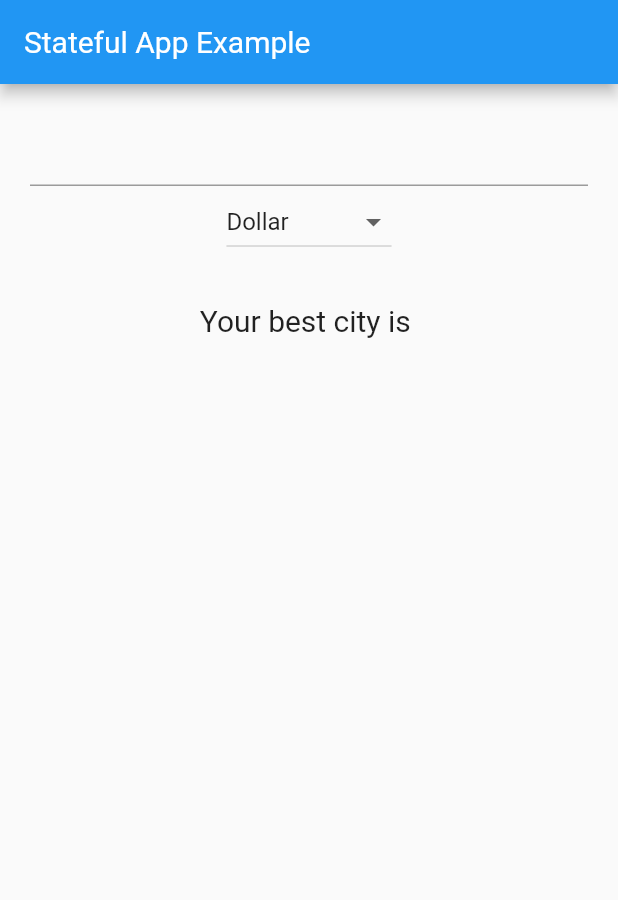
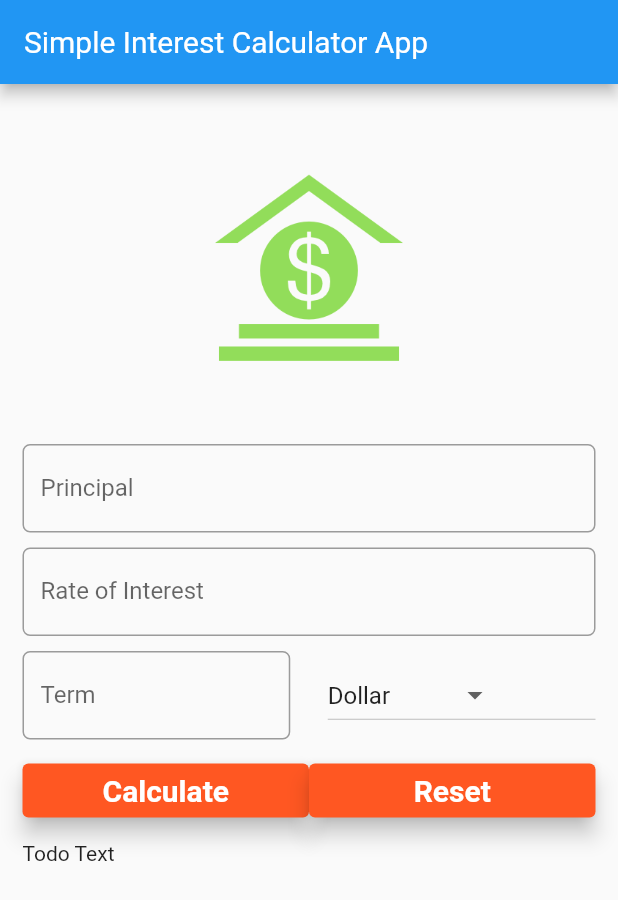
Before and after one commit to minhbka/flutter_tutorial, a Flutter app: the screen it shows after launch, on a phone screen of 412 x 824 dp. Shown: the top 900 px of the screen. Run offline on Flutter 3.47's test engine with Material 2 defaults, Android fonts, the phone set to English and light mode, and no system bars.

Commit message:
Design UI

```diff
--- a/lib/main.dart
+++ b/lib/main.dart
@@ -3,72 +3,155 @@ void main(){
   runApp(
     MaterialApp(
       debugShowCheckedModeBanner: false,
-      title: 'Stateful App Example',
-      home: FavoriteCity(),
+      title: 'Simple Interest Calculator App',
+      home: SIForm(),
     )
   );
 }
 
-class FavoriteCity extends StatefulWidget{
+class SIForm extends StatefulWidget{
   @override
   State<StatefulWidget> createState() {
-    return _FavoriteCityState();
+    return _SIFormState();
   }
+
 }
 
-class _FavoriteCityState extends State<FavoriteCity>{
-  String nameCity ="";
+class _SIFormState extends State<SIForm>{
   var _currencies = ['Dollar', "Pound", "Korean Won", "VND"];
   var _currentItemSelected = "Dollar";
+  final _minimumPadding = 5.0;
+
   @override
   Widget build(BuildContext context) {
     return Scaffold(
-      appBar: AppBar(
-        title: Text('Stateful App Example')
-      ),
-      body: Container(
-        margin:EdgeInsets.all(20.0),
-        child:Column(
-          children:<Widget>[
-            TextField(
-              //onChange:
-              onSubmitted: (String userInput) => {
-                setState(()=> nameCity = userInput)
-              }
-            ),
-            DropdownButton<String>(
-              items: _currencies.map((String dropDownStringItem){
-                return DropdownMenuItem<String>(
-                  value: dropDownStringItem,
-                  child:Text(dropDownStringItem),
-                );
-              }).toList(),
+      //resizeToAvoidBottomInset: false,
+      appBar: AppBar(title:Text("Simple Interest Calculator App")),
+      body:Container(
+        margin:EdgeInsets.all(_minimumPadding*2),
+        child: ListView(
+          children: <Widget>[
+          getImageAsset(),
 
-              onChanged: (String? newValueSelected){
-                _onDropDownItemSelected(newValueSelected);
+          Padding(
+            padding:EdgeInsets.all(_minimumPadding),
+            child: TextField(
+              keyboardType: TextInputType.number,
+              decoration:InputDecoration(
+                labelText: 'Principal',
+                hintText: 'Enter Principal e.g. 12000',
+                border: OutlineInputBorder(
+                  borderRadius: BorderRadius.circular(5.0),
+                )
+              )
+            )
+          ),
+          Padding(
+            padding:EdgeInsets.all(_minimumPadding),
+            child: TextField(
+              keyboardType: TextInputType.number,
+              decoration:InputDecoration(
+                labelText: 'Rate of Interest',
+                hintText: 'In Percent',
+                border: OutlineInputBorder(
+                  borderRadius: BorderRadius.circular(5.0),
+                )
+              )
+            )
+          ),
+          Padding(
+            padding: EdgeInsets.all(_minimumPadding),
+            child: Row(
+              children:<Widget>[
+                Expanded(
+                  child: TextField(
+                    keyboardType: TextInputType.number,
+                    decoration:InputDecoration(
+                      labelText: 'Term',
+                      hintText: 'Time in years',
+                      border: OutlineInputBorder(
+                        borderRadius: BorderRadius.circular(5.0),
+                      )
+                    )
+                  )
+                ),
+                Container(width:_minimumPadding*5),
 
-              },
-
-              value: _currentItemSelected,
-            ),
-            Padding(
-              padding:EdgeInsets.all(30.0),
-              child: Text(
-              "Your best city is " + nameCity,
-              style: TextStyle(fontSize: 20.0)
+                Expanded(child: DropdownButton<String>(
+                    items: _currencies.map((e) => DropdownMenuItem(
+                        child: Text(e),
+                        value: e
+                      )
+                    ).toList(),
+                    value: _currencies[0],
+                    onChanged: (String? newValueSelected) =>{},
+                  )
+                )
+              ]
+          )),
+          Padding(
+            padding: EdgeInsets.all(_minimumPadding),
+            child: Row(
+              children: <Widget>[
+                Expanded(
+                  child:ElevatedButton(
+                    child: Text(
+                      'Calculate',
+                      style:TextStyle(
+                        color:Colors.white,
+                        fontSize:20.0,
+                        fontFamily: "Roboto",
+                        fontWeight:FontWeight.w700
+                      )
+                    ),
+                    onPressed: ()=>{},
+                    style:ElevatedButton.styleFrom(
+                      primary: Colors.deepOrange,
+                      elevation: 6.0,
+                    )
+                  )
+                ),
+                Container(),
+                Expanded(
+                  child:ElevatedButton(
+                    child: Text(
+                      'Reset',
+                      style:TextStyle(
+                        color:Colors.white,
+                        fontSize:20.0,
+                        fontFamily: "Roboto",
+                        fontWeight:FontWeight.w700
+                      )
+                    ),
+                    onPressed: ()=>{},
+                    style:ElevatedButton.styleFrom(
+                      primary: Colors.deepOrange,
+                      elevation: 6.0,
+                    )
+                  )
+                )
+              ],
             )
-            ),
-          ]
-        )
-      ),
+          ),
+          Padding(
+            padding: EdgeInsets.all(_minimumPadding),
+            child: Text("Todo Text")
+          )
+        ],
+        ),
+      )
     );
-
   }
 
-  void _onDropDownItemSelected(String newValueSelected){
-    setState((){
-      this._currentItemSelected = newValueSelected!;
-    });
+  Widget getImageAsset(){
+    AssetImage assetImage = AssetImage('images/money.png');
+
+    return Container(
+        child: Image(
+          image:assetImage, width:125.0, height:125.0
+        ),
+        margin:EdgeInsets.all(_minimumPadding*10)
+
+      );
   }
-
 }
--- a/pubspec.yaml
+++ b/pubspec.yaml
@@ -47,6 +47,7 @@ flutter:
   # To add assets to your application, add an assets section, like this:
   assets:
     - images/flight.png
+    - images/money.png
   #   - images/a_dot_burr.jpeg
   #   - images/a_dot_ham.jpeg
 
```
Also changed, not shown: images/money.png (added).
